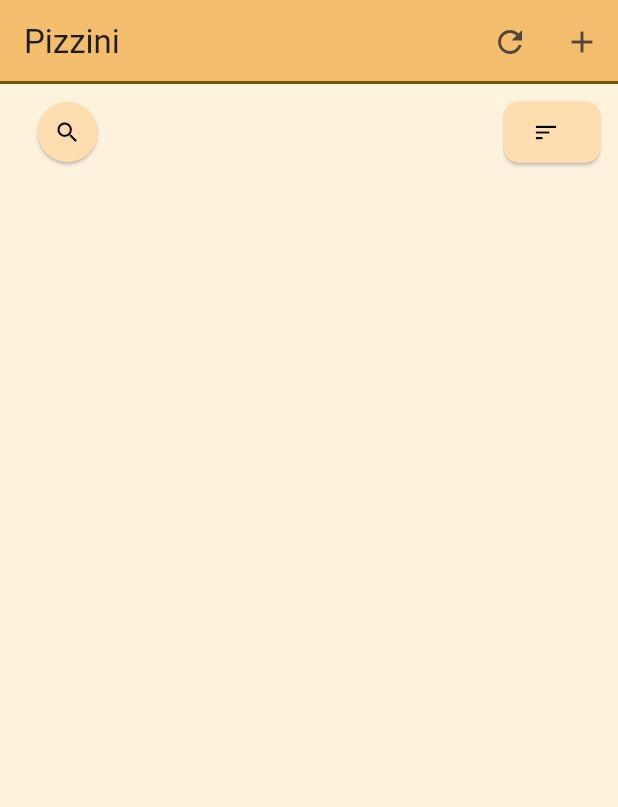
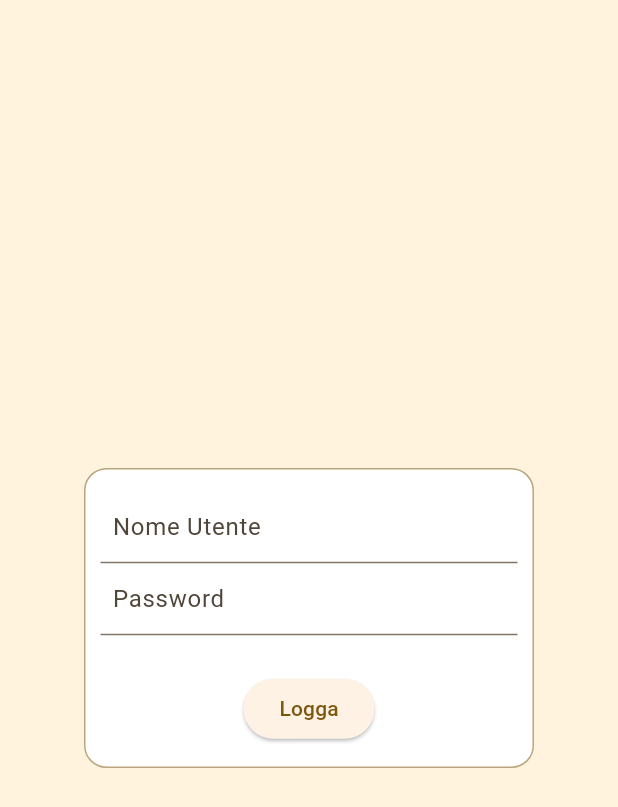
Before and after one commit to TanuzzoGit/flutterapppip, a Flutter app: the screen it shows after launch, on a phone screen of 412 x 824 dp. Shown: the top 807 px of the screen. Run offline on Flutter 3.47's test engine with Material 3 defaults, Android fonts, the phone set to English and light mode, and no system bars; our stand-ins replace flutter_dotenv, go_router, shared_preferences.

Commit message:
login ed altro

```diff
--- a/flutter_application_1/lib/components/commentcard.dart
+++ b/flutter_application_1/lib/components/commentcard.dart
@@ -5,6 +5,7 @@ import 'package:flutter_application_1/components/textfield.dart';
 import 'package:http/http.dart' as http;
 import 'package:flutter_dotenv/flutter_dotenv.dart';
 import 'package:flutter_application_1/infobox.dart';
+import 'package:shared_preferences/shared_preferences.dart';
 class commentcard extends StatefulWidget {
   final Function updateTickets;
   final List<dynamic> comments;
@@ -28,7 +29,8 @@ Future<void> _inviaCommento() async {
   if (commentcontroller.text.isEmpty) return;
 
   final url = '${dotenv.env['PROD'] == "true" ? dotenv.env['IP_ADDR'] : dotenv.env['DEV']}/api/commenti/aggiungiCommento';
-
+  final prefs =await SharedPreferences.getInstance();
+  print(prefs.getString("utente"));
   try {
     final response = await http.put(
       Uri.parse(url),
@@ -36,11 +38,13 @@ Future<void> _inviaCommento() async {
       body: jsonEncode({
         'ticketId': widget.ticketId,
         'commento': {
-          'autore': 'NomeAutore',
+          'autore': prefs.getString("utente"),
           'testo': commentcontroller.text,
         }
       }),
     );
+  print(prefs.getString("utente"));
+  print(prefs.getString("utente"));
 
     if (response.statusCode == 200) {
       widget.updateTickets();
@@ -139,6 +143,7 @@ class _messageState extends State<messageScroller> {
                 autore: comment['autore'] ?? 'Anonimo',
                 testo: comment['testo'] ?? '',
                 date: comment['data'] ?? '',
+                tipo:comment['tipo']
               ),
             ),
           ],
@@ -152,7 +157,8 @@ class messageBubble extends StatefulWidget {
   final String? autore;
   final String? testo;
   final String? date;
-  const messageBubble({super.key, this.autore, this.testo, this.date});
+  final String? tipo;
+  const messageBubble({super.key, this.autore, this.testo, this.date,this.tipo});
 
   @override
   State<messageBubble> createState() => _messageBubble();
@@ -167,10 +173,10 @@ class _messageBubble extends State<messageBubble> {
         Container(
           width: double.infinity,
           decoration: BoxDecoration(
-            color: const Color.fromARGB(62, 247, 187, 76),
+            color: widget.tipo == 'responsabile' ? const Color.fromARGB(62, 242, 95, 255) : const Color.fromARGB(62, 247, 187, 76),
             borderRadius: BorderRadius.all(Radius.circular(8)),
             border: Border.all(
-              color: const Color.fromARGB(255, 247, 187, 76),
+              color:  widget.tipo == 'responsabile' ? const Color.fromARGB(255, 231, 83, 245) : const Color.fromARGB(255, 247, 187, 76),
               width: 2,
             ),
           ),
--- /dev/null
+++ b/flutter_application_1/lib/login.dart
@@ -0,0 +1,65 @@
+import 'dart:convert';
+
+import 'package:flutter/material.dart';
+import 'package:flutter_application_1/components/myinputform.dart';
+import 'package:flutter_dotenv/flutter_dotenv.dart';
+import 'package:go_router/go_router.dart';
+import 'package:shared_preferences/shared_preferences.dart';
+import 'palette.dart' as pals;
+import 'package:http/http.dart' as http;
+
+class Login extends StatefulWidget {
+  const Login({super.key});
+  @override
+  State<Login> createState() => _loginState();
+}
+
+class _loginState extends State<Login> {
+  TextEditingController userController = TextEditingController();
+  TextEditingController pswcontroller = TextEditingController();
+  Widget build(BuildContext context) {
+    return Scaffold(
+      body: Center(
+        child: Container(
+          padding: EdgeInsets.all(10),
+          decoration: BoxDecoration(
+            color: Colors.white,
+            border: Border.all(color: pals.dividerStroke),
+            borderRadius: BorderRadius.circular(15),
+          ),
+          width: 300,
+          height: 200,
+          child: Column(
+            mainAxisAlignment: MainAxisAlignment.center,
+            children: [
+              MyInputForm(controller: userController, label: "Nome Utente"),
+              MyInputForm(controller: pswcontroller, label: "Password"),
+              SizedBox(height: 25),
+              ElevatedButton(
+                onPressed: () async {
+                  final prefs = await SharedPreferences.getInstance();
+                  final res = await http.post(
+                    Uri.parse(
+                      "${dotenv.env['PROD'] == 'true' ? dotenv.env['IP_ADDR'] : dotenv.env['DEV']}/api/login",
+                    ),
+                    headers: {"Content-Type": "application/json"},
+                    body: jsonEncode({
+                      "name": userController.text,
+                      "psw": pswcontroller.text,
+                    }),
+                  );
+                  final _user = json.decode(res.body) as Map<String, dynamic>;
+                  print(_user);
+                  prefs.setString("utente", _user['user']);
+                  prefs.setBool("auth", _user['auth'] ?? false);
+                  context.go('/');
+                },
+                child: Text("Logga"),
+              ),
+            ],
+          ),
+        ),
+      ),
+    );
+  }
+}
--- a/flutter_application_1/lib/main.dart
+++ b/flutter_application_1/lib/main.dart
@@ -2,19 +2,34 @@ import 'dart:async';
 import 'package:flutter/material.dart';
 import 'package:flutter_application_1/homePage.dart';
 import 'package:flutter_application_1/insertNode.dart';
+import 'package:flutter_application_1/login.dart';
 import 'package:flutter_application_1/specific_ticket.dart';
 import 'package:go_router/go_router.dart';
 import 'package:flutter_dotenv/flutter_dotenv.dart';
-
+import 'package:shared_preferences/shared_preferences.dart';
 // GoRouter configuration
 final ValueNotifier<bool> refreshNotifier = ValueNotifier<bool>(false);
-
 final _router = GoRouter(
   refreshListenable: refreshNotifier,
+  redirect: (context, state) async {
+    final prefs = await SharedPreferences.getInstance();
+    final isAuthenticated = prefs.getBool("auth") ?? false;
+
+    if (!isAuthenticated && state.matchedLocation != '/login') {
+      return '/login';
+    }
+
+    if (isAuthenticated && state.matchedLocation == '/login') {
+      return '/';
+    }
+
+    // Altrimenti procedi normalmente
+    return null;
+  },
   routes: [
     GoRoute(
       path: '/',
-      builder: (context, state) => MyHomePage(title: 'Pizzini',key: UniqueKey(),),
+      builder: (context, state) =>  MyHomePage(title: 'Pizzini',key: UniqueKey(),),
     ),
     GoRoute(
       path: '/insert',
@@ -27,6 +42,7 @@ final _router = GoRouter(
         return SpecificTicket(ticketId: ticketId);
       },
     ),
+    GoRoute(path: '/login',builder:(context, state) => Login())
   ],
 );
 
@@ -34,6 +50,9 @@ Future<void> main() async {
   WidgetsFlutterBinding.ensureInitialized();
 
   // Carica env file
+final prefs = await SharedPreferences.getInstance();
+
+if(prefs.getBool("auth") == null) prefs.setBool("auth", false);
 
   // Errori Flutter
   FlutterError.onError = (FlutterErrorDetails details) {
--- a/flutter_application_1/lib/palette.dart
+++ b/flutter_application_1/lib/palette.dart
@@ -5,7 +5,7 @@ Color primary = Color.fromARGB(255, 209, 231, 231);
 Color primaryContainer = Color.fromARGB(255, 216, 255, 255);
 Color textPrimary = Colors.black;
 Color textWhite = Colors.white;
-
+Color roundedbuttonBGC = const Color.fromARGB(221, 255, 243, 191);
 InputDecoration decorations = InputDecoration(
             focusedBorder: OutlineInputBorder(
               borderSide: BorderSide(
@@ -29,3 +29,4 @@ InputDecoration decorations = InputDecoration(
             // hoverColor: Color.fromARGB(136, 255, 0, 0)
           );
 Color navbarButtonPrimary =  Color.fromARGB(255, 124, 77, 255);
+Color dividerStroke = const Color.fromARGB(131, 122, 80, 0);
--- a/flutter_application_1/pubspec.yaml
+++ b/flutter_application_1/pubspec.yaml
@@ -37,6 +37,7 @@ dependencies:
   cupertino_icons: ^1.0.8
   go_router: ^16.0.0
   flutter_dotenv: ^5.2.1
+  shared_preferences: ^2.5.3
 
 dev_dependencies:
   flutter_test:
```
Also changed, not shown: flutter_application_1/lib/components/RoundedButton.dart (added, +43 -0 lines), flutter_application_1/lib/components/takeResp.dart (added, +76 -0 lines), flutter_application_1/lib/homePage.dart (+77 -51 lines), flutter_application_1/lib/insertNode.dart (+5 -5 lines), flutter_application_1/lib/specific_ticket.dart (+51 -45 lines), flutter_application_1/lib/components/inputForm.dart (added), flutter_application_1/pubspec.lock, 2 other files.
